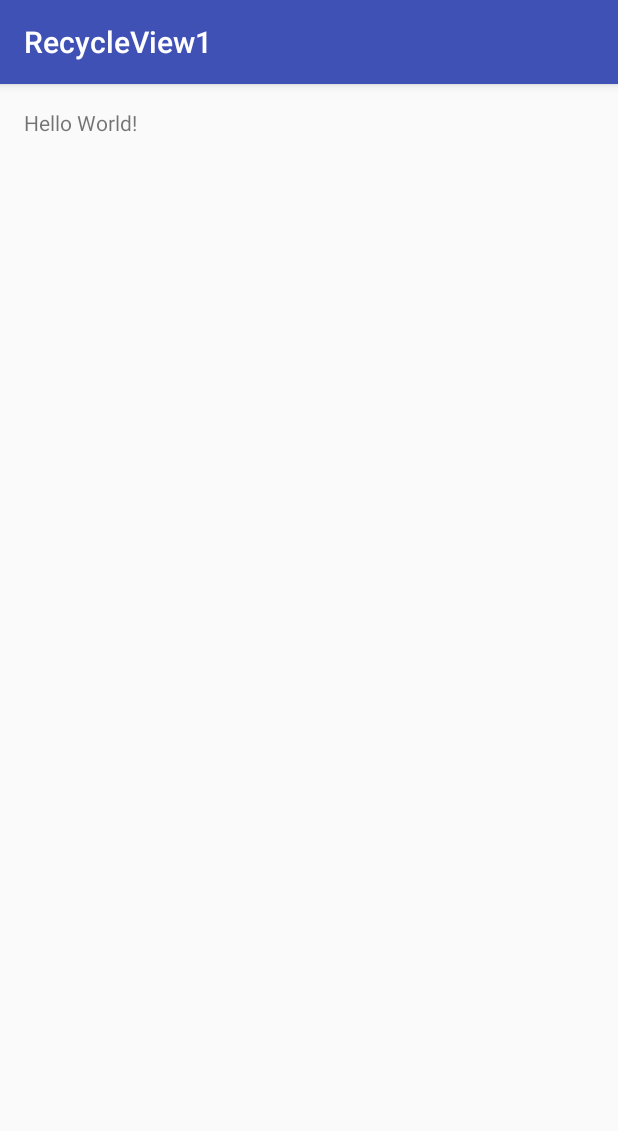
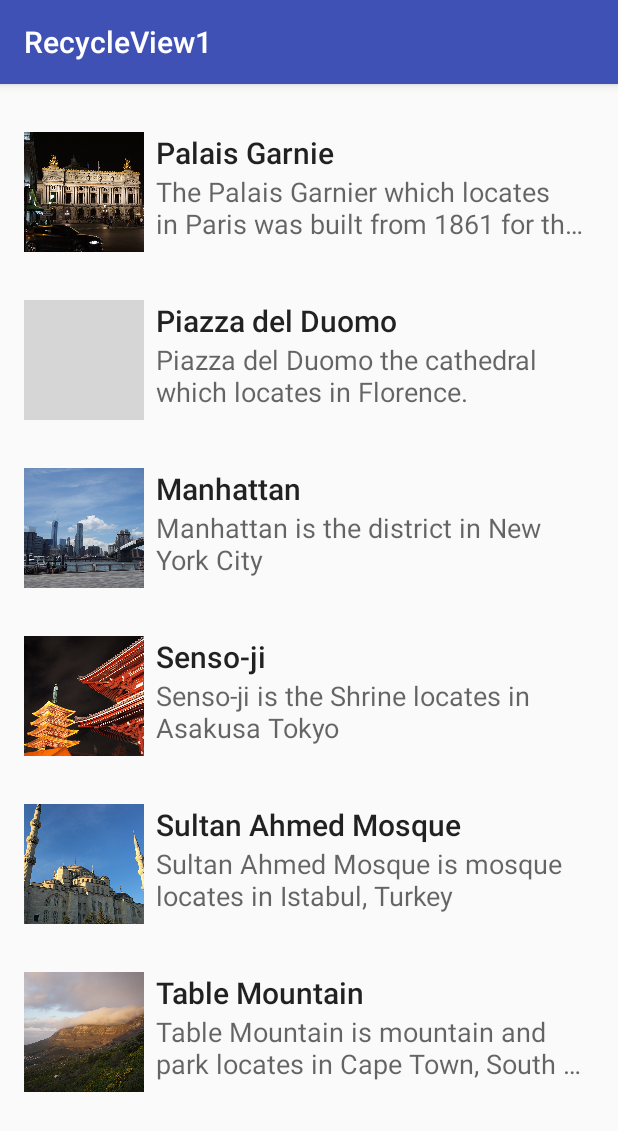
Before and after one commit to fuad99/RecyclerView2, an Android app: the screen it shows after launch (MainActivity), on a phone screen of 412 x 824 dp. Shown: the top 1131 px of the screen. Run offline under Robolectric (Android 15) with nearby library versions, the phone set to English and light mode, and no system bars; grey boxes are pictures that could not be loaded.

Commit message:
RecyclerView List

```diff
--- a/app/build.gradle
+++ b/app/build.gradle
@@ -23,4 +23,5 @@ dependencies {
     compile fileTree(dir: 'libs', include: ['*.jar'])
     testCompile 'junit:junit:4.12'
     compile 'com.android.support:appcompat-v7:23.4.0'
+    compile 'com.android.support:recyclerview-v7:23.4.0'
 }
--- a/app/src/main/java/id/sch/smktelkom_mlg/learn/recycleview1/MainActivity.java
+++ b/app/src/main/java/id/sch/smktelkom_mlg/learn/recycleview1/MainActivity.java
@@ -1,13 +1,52 @@
 package id.sch.smktelkom_mlg.learn.recycleview1;
 
+import android.content.res.Resources;
+import android.content.res.TypedArray;
+import android.graphics.drawable.Drawable;
 import android.os.Bundle;
 import android.support.v7.app.AppCompatActivity;
+import android.support.v7.widget.LinearLayoutManager;
+import android.support.v7.widget.RecyclerView;
+
+import java.util.ArrayList;
+
+import id.sch.smktelkom_mlg.learn.recycleview1.adapter.HotelAdapter;
+import id.sch.smktelkom_mlg.learn.recycleview1.model.Hotel;
 
 public class MainActivity extends AppCompatActivity {
 
+    ArrayList<Hotel> mList = new ArrayList<>();
+    HotelAdapter mAdapter;
     @Override
     protected void onCreate(Bundle savedInstanceState) {
         super.onCreate(savedInstanceState);
         setContentView(R.layout.activity_main);
+
+        RecyclerView recyclerView = (RecyclerView) findViewById(R.id.recyclerView);
+        LinearLayoutManager layoutManager = new LinearLayoutManager(this);
+        assert recyclerView != null;
+        recyclerView.setLayoutManager(layoutManager);
+        mAdapter = new HotelAdapter(mList);
+        recyclerView.setAdapter(mAdapter);
+
+        fillData();
+    }
+
+    private void fillData() {
+        Resources resources = getResources();
+        String[] arJudul = resources.getStringArray(R.array.places);
+        String[] arDeskripsi = resources.getStringArray(R.array.place_desc);
+        TypedArray a = resources.obtainTypedArray(R.array.places_picture);
+        Drawable[] arFoto = new Drawable[a.length()];
+
+        for (int i = 0; i < arFoto.length; i++) {
+            arFoto[i] = a.getDrawable(i);
+        }
+        a.recycle();
+
+        for (int i = 0; i < arJudul.length; i++) {
+            mList.add(new Hotel(arJudul[i], arDeskripsi[i], arFoto[i]));
+        }
+        mAdapter.notifyDataSetChanged();
     }
 }
--- /dev/null
+++ b/app/src/main/java/id/sch/smktelkom_mlg/learn/recycleview1/adapter/HotelAdapter.java
@@ -0,0 +1,60 @@
+package id.sch.smktelkom_mlg.learn.recycleview1.adapter;
+
+import android.support.v7.widget.RecyclerView;
+import android.view.LayoutInflater;
+import android.view.View;
+import android.view.ViewGroup;
+import android.widget.ImageView;
+import android.widget.TextView;
+
+import java.util.ArrayList;
+
+import id.sch.smktelkom_mlg.learn.recycleview1.R;
+import id.sch.smktelkom_mlg.learn.recycleview1.model.Hotel;
+
+/**
+ * Created by aldi on 11/4/2016.
+ */
+public class HotelAdapter extends RecyclerView.Adapter<HotelAdapter.ViewHolder> {
+    ArrayList<Hotel> hotelList;
+
+    public HotelAdapter(ArrayList<Hotel> hotelList) {
+        this.hotelList = hotelList;
+    }
+
+    @Override
+    public HotelAdapter.ViewHolder onCreateViewHolder(ViewGroup parent, int viewType) {
+        View v = LayoutInflater.from(parent.getContext()).inflate(R.layout.item_list, parent, false);
+        ViewHolder vh = new ViewHolder(v);
+        return vh;
+    }
+
+    @Override
+    public void onBindViewHolder(HotelAdapter.ViewHolder holder, int position) {
+        Hotel hotel = hotelList.get(position);
+        holder.tvJudul.setText(hotel.judul);
+        holder.tvDeskripsi.setText(hotel.deskripsi);
+        holder.ivFoto.setImageDrawable(hotel.foto);
+
+    }
+
+    @Override
+    public int getItemCount() {
+        if (hotelList != null)
+            return hotelList.size();
+        return 0;
+    }
+
+    public class ViewHolder extends RecyclerView.ViewHolder {
+        ImageView ivFoto;
+        TextView tvJudul;
+        TextView tvDeskripsi;
+
+        public ViewHolder(View itemView) {
+            super(itemView);
+            ivFoto = (ImageView) itemView.findViewById(R.id.imageView);
+            tvJudul = (TextView) itemView.findViewById(R.id.textViewJudul);
+            tvDeskripsi = (TextView) itemView.findViewById(R.id.textViewDeskripsi);
+        }
+    }
+}
--- /dev/null
+++ b/app/src/main/java/id/sch/smktelkom_mlg/learn/recycleview1/model/Hotel.java
@@ -0,0 +1,19 @@
+package id.sch.smktelkom_mlg.learn.recycleview1.model;
+
+import android.graphics.drawable.Drawable;
+
+/**
+ * Created by aldi on 11/4/2016.
+ */
+public class Hotel {
+    public String judul;
+    public String deskripsi;
+    public Drawable foto;
+
+    public Hotel(String judul, String deskripsi, Drawable foto) {
+        this.judul = judul;
+        this.deskripsi = deskripsi;
+        this.foto = foto;
+    }
+
+}
--- a/app/src/main/res/layout/activity_main.xml
+++ b/app/src/main/res/layout/activity_main.xml
@@ -1,16 +1,13 @@
 <?xml version="1.0" encoding="utf-8"?>
-<RelativeLayout xmlns:android="http://schemas.android.com/apk/res/android"
+<android.support.v7.widget.RecyclerView xmlns:android="http://schemas.android.com/apk/res/android"
     xmlns:tools="http://schemas.android.com/tools"
+    android:id="@+id/recyclerView"
     android:layout_width="match_parent"
     android:layout_height="match_parent"
+    android:clipToPadding="false"
     android:paddingBottom="@dimen/activity_vertical_margin"
-    android:paddingLeft="@dimen/activity_horizontal_margin"
-    android:paddingRight="@dimen/activity_horizontal_margin"
     android:paddingTop="@dimen/activity_vertical_margin"
+    android:scrollbars="vertical"
     tools:context="id.sch.smktelkom_mlg.learn.recycleview1.MainActivity">
 
-    <TextView
-        android:layout_width="wrap_content"
-        android:layout_height="wrap_content"
-        android:text="Hello World!" />
-</RelativeLayout>
+</android.support.v7.widget.RecyclerView>
--- /dev/null
+++ b/app/src/main/res/layout/item_list.xml
@@ -0,0 +1,42 @@
+<?xml version="1.0" encoding="utf-8"?>
+<RelativeLayout xmlns:android="http://schemas.android.com/apk/res/android"
+    xmlns:tools="http://schemas.android.com/tools"
+    android:layout_width="match_parent"
+    android:layout_height="wrap_content"
+    android:background="?android:attr/selectableItemBackground"
+    android:padding="16dp">
+
+    <ImageView
+        android:id="@+id/imageView"
+        android:layout_width="80dp"
+        android:layout_height="80dp"
+        android:scaleType="centerCrop"
+        tools:src="@drawable/a" />
+
+    <TextView
+        android:id="@+id/textViewJudul"
+        android:layout_width="match_parent"
+        android:layout_height="wrap_content"
+        android:layout_alignParentTop="true"
+        android:layout_marginLeft="8dp"
+        android:layout_marginStart="8dp"
+        android:layout_toEndOf="@+id/imageView"
+        android:layout_toRightOf="@+id/imageView"
+        android:ellipsize="end"
+        android:maxLines="1"
+        android:textAppearance="@style/TextAppearance.AppCompat.Title"
+        tools:text="Judul" />
+
+    <TextView
+        android:id="@+id/textViewDeskripsi"
+        android:layout_width="match_parent"
+        android:layout_height="wrap_content"
+        android:layout_alignLeft="@+id/textViewJudul"
+        android:layout_alignStart="@+id/textViewJudul"
+        android:layout_below="@+id/textViewJudul"
+        android:ellipsize="end"
+        android:maxLines="2"
+        android:textAppearance="@style/TextAppearance.AppCompat.Medium"
+        tools:text="Deskripsi" />
+
+</RelativeLayout>
--- /dev/null
+++ b/app/src/main/res/values-w820dp/arrays.xml
@@ -0,0 +1,95 @@
+<?xml version="1.0" encoding="utf-8"?><!--
+  ~ Copyright (C) 2016 The Android Open Source Project
+  ~
+  ~ Licensed under the Apache License, Version 2.0 (the "License");
+  ~ you may not use this file except in compliance with the License.
+  ~ You may obtain a copy of the License at
+  ~
+  ~      http://www.apache.org/licenses/LICENSE-2.0
+  ~
+  ~ Unless required by applicable law or agreed to in writing, software
+  ~ distributed under the License is distributed on an "AS IS" BASIS,
+  ~ WITHOUT WARRANTIES OR CONDITIONS OF ANY KIND, either express or implied.
+  ~ See the License for the specific language governing permissions and
+  ~ limitations under the License.
+  -->
+<resources>
+    <string-array name="places">
+        <item>Palais Garnie</item>
+        <item>Piazza del Duomo</item>
+        <item>Manhattan</item>
+        <item>Senso-ji</item>
+        <item>Sultan Ahmed Mosque</item>
+        <item>Table Mountain</item>
+    </string-array>
+    <string-array name="place_desc">
+        <item>The Palais Garnier which locates in Paris was built from 1861 for
+        the Paris Opera.
+        </item>
+        <item>Piazza del Duomo the cathedral which locates in Florence.</item>
+        <item>Manhattan is the district in New York City</item>
+        <item>Senso-ji is the Shrine locates in Asakusa Tokyo</item>
+        <item>Sultan Ahmed Mosque is mosque locates in Istabul, Turkey</item>
+        <item>Table Mountain is mountain and park locates in Cape Town, South Africa.</item>
+    </string-array>
+    <string-array name="place_details">
+        <item>Lorem ipsum dolor sit amet, consectetur adipisicing elit, sed do
+        eiusmod tempor incididunt ut labore et dolore magna aliqua. Ut enim ad minim veniam, quis
+        nostrud exercitation ullamco laboris nisi ut aliquip ex ea commodo consequat. Duis aute
+        irure dolor in reprehenderit in voluptate velit esse cillum dolore eu fugiat nulla
+        pariatur. Excepteur sint occaecat cupidatat non proident, sunt in culpa qui officia
+        deserunt mollit anim id est laborum.
+        </item>
+        <item>Lorem ipsum dolor sit amet, consectetur adipisicing elit, sed do
+        eiusmod tempor incididunt ut labore et dolore magna aliqua. Ut enim ad minim veniam, quis
+        nostrud exercitation ullamco laboris nisi ut aliquip ex ea commodo consequat. Duis aute
+        irure dolor in reprehenderit in voluptate velit esse cillum dolore eu fugiat nulla
+        pariatur. Excepteur sint occaecat cupidatat non proident, sunt in culpa qui officia
+        deserunt mollit anim id est laborum.
+        </item>
+        <item>Lorem ipsum dolor sit amet, consectetur adipisicing elit, sed do
+        eiusmod tempor incididunt ut labore et dolore magna aliqua. Ut enim ad minim veniam, quis
+        nostrud exercitation ullamco laboris nisi ut aliquip ex ea commodo consequat. Duis aute
+        irure dolor in reprehenderit in voluptate velit esse cillum dolore eu fugiat nulla
+        pariatur. Excepteur sint occaecat cupidatat non proident, sunt in culpa qui officia
+        deserunt mollit anim id est laborum.
+        </item>
+        <item>Lorem ipsum dolor sit amet, consectetur adipisicing elit, sed do
+        eiusmod tempor incididunt ut labore et dolore magna aliqua. Ut enim ad minim veniam, quis
+        nostrud exercitation ullamco laboris nisi ut aliquip ex ea commodo consequat. Duis aute
+        irure dolor in reprehenderit in voluptate velit esse cillum dolore eu fugiat nulla
+        pariatur. Excepteur sint occaecat cupidatat non proident, sunt in culpa qui officia
+        deserunt mollit anim id est laborum.
+        </item>
+        <item>Lorem ipsum dolor sit amet, consectetur adipisicing elit, sed do
+        eiusmod tempor incididunt ut labore et dolore magna aliqua. Ut enim ad minim veniam, quis
+        nostrud exercitation ullamco laboris nisi ut aliquip ex ea commodo consequat. Duis aute
+        irure dolor in reprehenderit in voluptate velit esse cillum dolore eu fugiat nulla
+        pariatur. Excepteur sint occaecat cupidatat non proident, sunt in culpa qui officia
+        deserunt mollit anim id est laborum.
+        </item>
+        <item>Lorem ipsum dolor sit amet, consectetur adipisicing elit, sed do
+        eiusmod tempor incididunt ut labore et dolore magna aliqua. Ut enim ad minim veniam, quis
+        nostrud exercitation ullamco laboris nisi ut aliquip ex ea commodo consequat. Duis aute
+        irure dolor in reprehenderit in voluptate velit esse cillum dolore eu fugiat nulla
+        pariatur. Excepteur sint occaecat cupidatat non proident, sunt in culpa qui officia
+        deserunt mollit anim id est laborum.
+        </item>
+    </string-array>
+    <string-array name="place_locations">
+        <item>8 Rue Scribe, 75009 Paris, France</item>
+        <item>Piazza del Capitolo - 50122 Florence</item>
+        <item>New York City</item>
+        <item>2-3-1 Asakusa, Taitō-ku, Tokyo, Japan</item>
+        <item>At Meydanı No:7, 34122 Fatih/İstanbul, Turkey</item>
+        <item>Cape Town, South Africa</item>
+    </string-array>
+    <array name="places_picture">
+        <item>@drawable/a</item>
+        <item>@drawable/b</item>
+        <item>@drawable/c</item>
+        <item>@drawable/d</item>
+        <item>@drawable/e</item>
+        <item>@drawable/f</item>
+    </array>
+</resources>
--- /dev/null
+++ b/app/src/main/res/values/arrays.xml
@@ -0,0 +1,95 @@
+<?xml version="1.0" encoding="utf-8"?><!--
+  ~ Copyright (C) 2016 The Android Open Source Project
+  ~
+  ~ Licensed under the Apache License, Version 2.0 (the "License");
+  ~ you may not use this file except in compliance with the License.
+  ~ You may obtain a copy of the License at
+  ~
+  ~      http://www.apache.org/licenses/LICENSE-2.0
+  ~
+  ~ Unless required by applicable law or agreed to in writing, software
+  ~ distributed under the License is distributed on an "AS IS" BASIS,
+  ~ WITHOUT WARRANTIES OR CONDITIONS OF ANY KIND, either express or implied.
+  ~ See the License for the specific language governing permissions and
+  ~ limitations under the License.
+  -->
+<resources>
+    <string-array name="places">
+        <item>Palais Garnie</item>
+        <item>Piazza del Duomo</item>
+        <item>Manhattan</item>
+        <item>Senso-ji</item>
+        <item>Sultan Ahmed Mosque</item>
+        <item>Table Mountain</item>
+    </string-array>
+    <string-array name="place_desc">
+        <item>The Palais Garnier which locates in Paris was built from 1861 for
+        the Paris Opera.
+        </item>
+        <item>Piazza del Duomo the cathedral which locates in Florence.</item>
+        <item>Manhattan is the district in New York City</item>
+        <item>Senso-ji is the Shrine locates in Asakusa Tokyo</item>
+        <item>Sultan Ahmed Mosque is mosque locates in Istabul, Turkey</item>
+        <item>Table Mountain is mountain and park locates in Cape Town, South Africa.</item>
+    </string-array>
+    <string-array name="place_details">
+        <item>Lorem ipsum dolor sit amet, consectetur adipisicing elit, sed do
+        eiusmod tempor incididunt ut labore et dolore magna aliqua. Ut enim ad minim veniam, quis
+        nostrud exercitation ullamco laboris nisi ut aliquip ex ea commodo consequat. Duis aute
+        irure dolor in reprehenderit in voluptate velit esse cillum dolore eu fugiat nulla
+        pariatur. Excepteur sint occaecat cupidatat non proident, sunt in culpa qui officia
+        deserunt mollit anim id est laborum.
+        </item>
+        <item>Lorem ipsum dolor sit amet, consectetur adipisicing elit, sed do
+        eiusmod tempor incididunt ut labore et dolore magna aliqua. Ut enim ad minim veniam, quis
+        nostrud exercitation ullamco laboris nisi ut aliquip ex ea commodo consequat. Duis aute
+        irure dolor in reprehenderit in voluptate velit esse cillum dolore eu fugiat nulla
+        pariatur. Excepteur sint occaecat cupidatat non proident, sunt in culpa qui officia
+        deserunt mollit anim id est laborum.
+        </item>
+        <item>Lorem ipsum dolor sit amet, consectetur adipisicing elit, sed do
+        eiusmod tempor incididunt ut labore et dolore magna aliqua. Ut enim ad minim veniam, quis
+        nostrud exercitation ullamco laboris nisi ut aliquip ex ea commodo consequat. Duis aute
+        irure dolor in reprehenderit in voluptate velit esse cillum dolore eu fugiat nulla
+        pariatur. Excepteur sint occaecat cupidatat non proident, sunt in culpa qui officia
+        deserunt mollit anim id est laborum.
+        </item>
+        <item>Lorem ipsum dolor sit amet, consectetur adipisicing elit, sed do
+        eiusmod tempor incididunt ut labore et dolore magna aliqua. Ut enim ad minim veniam, quis
+        nostrud exercitation ullamco laboris nisi ut aliquip ex ea commodo consequat. Duis aute
+        irure dolor in reprehenderit in voluptate velit esse cillum dolore eu fugiat nulla
+        pariatur. Excepteur sint occaecat cupidatat non proident, sunt in culpa qui officia
+        deserunt mollit anim id est laborum.
+        </item>
+        <item>Lorem ipsum dolor sit amet, consectetur adipisicing elit, sed do
+        eiusmod tempor incididunt ut labore et dolore magna aliqua. Ut enim ad minim veniam, quis
+        nostrud exercitation ullamco laboris nisi ut aliquip ex ea commodo consequat. Duis aute
+        irure dolor in reprehenderit in voluptate velit esse cillum dolore eu fugiat nulla
+        pariatur. Excepteur sint occaecat cupidatat non proident, sunt in culpa qui officia
+        deserunt mollit anim id est laborum.
+        </item>
+        <item>Lorem ipsum dolor sit amet, consectetur adipisicing elit, sed do
+        eiusmod tempor incididunt ut labore et dolore magna aliqua. Ut enim ad minim veniam, quis
+        nostrud exercitation ullamco laboris nisi ut aliquip ex ea commodo consequat. Duis aute
+        irure dolor in reprehenderit in voluptate velit esse cillum dolore eu fugiat nulla
+        pariatur. Excepteur sint occaecat cupidatat non proident, sunt in culpa qui officia
+        deserunt mollit anim id est laborum.
+        </item>
+    </string-array>
+    <string-array name="place_locations">
+        <item>8 Rue Scribe, 75009 Paris, France</item>
+        <item>Piazza del Capitolo - 50122 Florence</item>
+        <item>New York City</item>
+        <item>2-3-1 Asakusa, Taitō-ku, Tokyo, Japan</item>
+        <item>At Meydanı No:7, 34122 Fatih/İstanbul, Turkey</item>
+        <item>Cape Town, South Africa</item>
+    </string-array>
+    <array name="places_picture">
+        <item>@drawable/a</item>
+        <item>@drawable/b</item>
+        <item>@drawable/c</item>
+        <item>@drawable/d</item>
+        <item>@drawable/e</item>
+        <item>@drawable/f</item>
+    </array>
+</resources>
```
Also changed, not shown: app/src/main/res/drawable/a.png (added), app/src/main/res/drawable/c.png (added), app/src/main/res/drawable/d.png (added), app/src/main/res/drawable/e.png (added), app/src/main/res/drawable/f.png (added), 1 other file.
